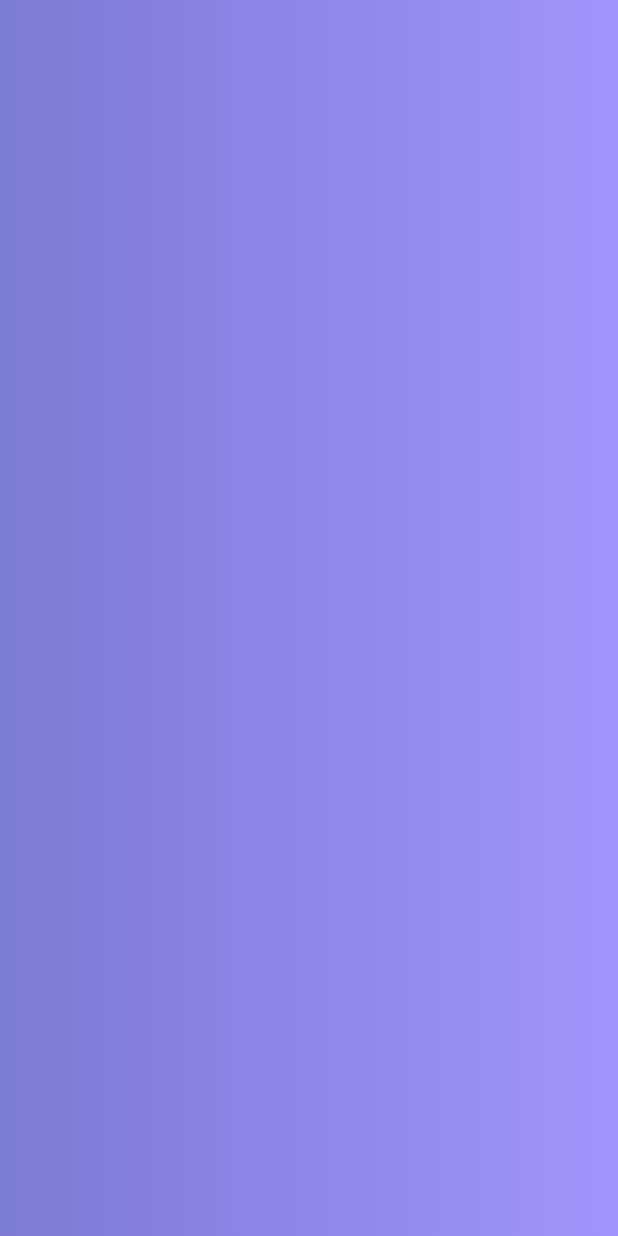
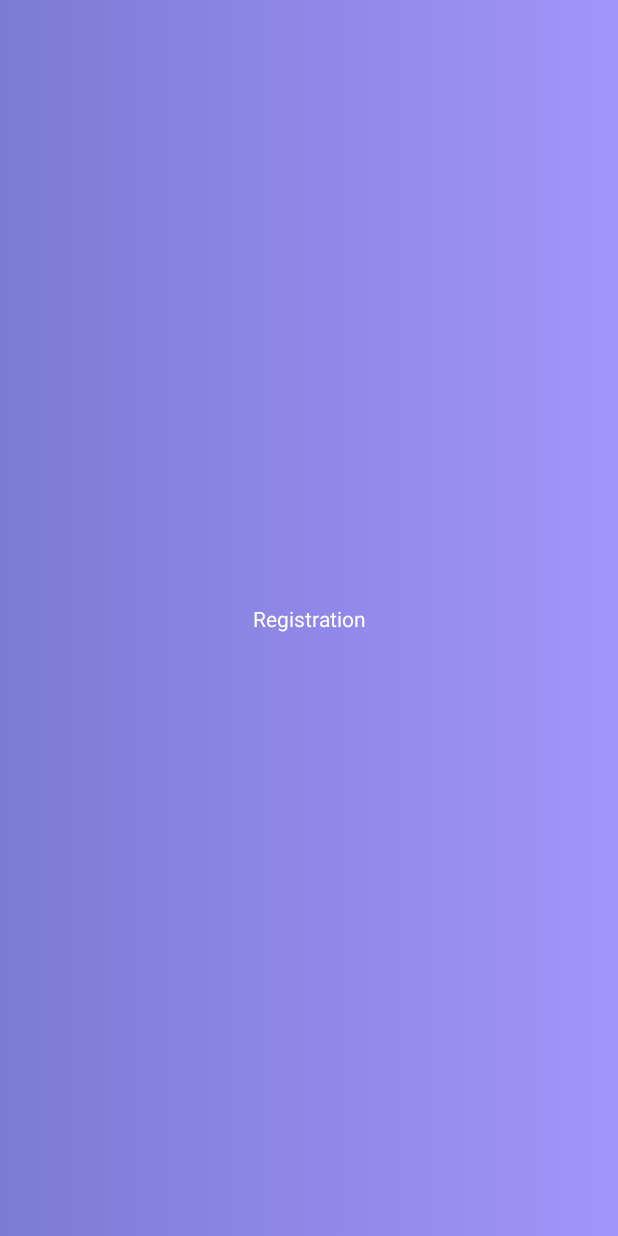
Before and after one commit to alexandr7035/AffinidiID, an Android app: the screen it shows after launch (MainActivity), on a phone screen of 412 x 824 dp. Run offline under Robolectric (Android 15) with nearby library versions, the phone set to English and light mode, and no system bars; our stand-ins replace Timber; libraries missing offline, so code that uses them is left out: by.kirich1409.viewbindingdelegate.

Commit message:
Add empty RegistrationFragment.kt

```diff
--- a/app/src/main/AndroidManifest.xml
+++ b/app/src/main/AndroidManifest.xml
@@ -3,6 +3,7 @@
     package="by.alexandr7035.affinidi_id">
 
     <application
+        android:name=".core.App"
         android:icon="@mipmap/ic_launcher"
         android:label="@string/app_name"
         android:roundIcon="@mipmap/ic_launcher_round"
--- a/app/src/main/java/by/alexandr7035/affinidi_id/MainActivity.kt
+++ b/app/src/main/java/by/alexandr7035/affinidi_id/MainActivity.kt
@@ -1,19 +1,42 @@
 package by.alexandr7035.affinidi_id
 
 import android.graphics.Color
-import androidx.appcompat.app.AppCompatActivity
 import android.os.Bundle
 import android.view.WindowManager
+import androidx.appcompat.app.AppCompatActivity
 import androidx.core.content.ContextCompat
+import androidx.core.view.isGone
+import androidx.navigation.NavController
+import androidx.navigation.fragment.NavHostFragment
+import by.alexandr7035.affinidi_id.databinding.ActivityMainBinding
 
 class MainActivity : AppCompatActivity() {
+
+    private val navController: NavController by lazy(LazyThreadSafetyMode.NONE) {
+        val navHostFragment = supportFragmentManager.findFragmentById(R.id.nav_host_fragment) as NavHostFragment
+        navHostFragment.navController
+    }
+
+    private val binding: ActivityMainBinding by lazy(LazyThreadSafetyMode.NONE) {
+        ActivityMainBinding.inflate(layoutInflater)
+    }
+
     override fun onCreate(savedInstanceState: Bundle?) {
         super.onCreate(savedInstanceState)
-        setContentView(R.layout.activity_main)
+        setContentView(binding.root)
 
         window.addFlags(WindowManager.LayoutParams.FLAG_DRAWS_SYSTEM_BAR_BACKGROUNDS)
         window.navigationBarColor = Color.TRANSPARENT
         window.statusBarColor = Color.TRANSPARENT
         window.setBackgroundDrawable(ContextCompat.getDrawable(this, R.drawable.background_window))
+
+        // TODO populate with fragments
+        val bottomNavigationDestinations = emptyList<Int>()
+
+        // Hide bottom navigation for non-primary fragments
+        navController.addOnDestinationChangedListener { _, destination, _ ->
+            binding.bottomNavigationView.isGone = ! bottomNavigationDestinations.contains(destination.id)
+        }
+
     }
 }
--- /dev/null
+++ b/app/src/main/java/by/alexandr7035/affinidi_id/core/App.kt
@@ -0,0 +1,16 @@
+package by.alexandr7035.affinidi_id.core
+
+import android.app.Application
+import by.alexandr7035.affinidi_id.BuildConfig
+import timber.log.Timber
+
+class App: Application() {
+    override fun onCreate() {
+        super.onCreate()
+
+        // Setup timber
+        if (BuildConfig.DEBUG) {
+            Timber.plant(Timber.DebugTree())
+        }
+    }
+}
--- /dev/null
+++ b/app/src/main/java/by/alexandr7035/affinidi_id/presentation/registration/RegistrationFragment.kt
@@ -0,0 +1,24 @@
+package by.alexandr7035.affinidi_id.presentation.registration
+
+import android.os.Bundle
+import androidx.fragment.app.Fragment
+import android.view.LayoutInflater
+import android.view.View
+import android.view.ViewGroup
+import by.alexandr7035.affinidi_id.R
+import by.alexandr7035.affinidi_id.databinding.FragmentRegistrationBinding
+import by.kirich1409.viewbindingdelegate.viewBinding
+
+class RegistrationFragment : Fragment() {
+
+    private val binding by viewBinding(FragmentRegistrationBinding::bind)
+
+    override fun onCreateView(inflater: LayoutInflater, container: ViewGroup?, savedInstanceState: Bundle?): View? {
+        // Inflate the layout for this fragment
+        return inflater.inflate(R.layout.fragment_registration, container, false)
+    }
+
+    override fun onViewCreated(view: View, savedInstanceState: Bundle?) {
+        super.onViewCreated(view, savedInstanceState)
+    }
+}
--- a/app/src/main/res/layout/activity_main.xml
+++ b/app/src/main/res/layout/activity_main.xml
@@ -1,7 +1,32 @@
-<?xml version="1.0" encoding="utf-8"?>
-<androidx.constraintlayout.widget.ConstraintLayout xmlns:android="http://schemas.android.com/apk/res/android"
-    xmlns:app="http://schemas.android.com/apk/res-auto"
-    xmlns:tools="http://schemas.android.com/tools"
-    android:layout_width="match_parent"
+<androidx.constraintlayout.widget.ConstraintLayout android:layout_width="match_parent"
     android:layout_height="match_parent"
-    tools:context=".MainActivity"/>
+    xmlns:android="http://schemas.android.com/apk/res/android"
+    xmlns:app="http://schemas.android.com/apk/res-auto">
+
+    <ScrollView
+        android:layout_width="0dp"
+        android:layout_height="0dp"
+        android:fillViewport="true"
+        app:layout_constraintBottom_toTopOf="@+id/bottomNavigationView"
+        app:layout_constraintEnd_toEndOf="parent"
+        app:layout_constraintStart_toStartOf="parent"
+        app:layout_constraintTop_toTopOf="parent">
+
+        <androidx.fragment.app.FragmentContainerView
+            android:id="@+id/nav_host_fragment"
+            android:name="androidx.navigation.fragment.NavHostFragment"
+            android:layout_width="match_parent"
+            android:layout_height="wrap_content"
+            app:defaultNavHost="true"
+            app:navGraph="@navigation/nav_graph" />
+    </ScrollView>
+
+    <com.google.android.material.bottomnavigation.BottomNavigationView
+        android:id="@+id/bottomNavigationView"
+        android:layout_width="0dp"
+        android:layout_height="wrap_content"
+        app:layout_constraintBottom_toBottomOf="parent"
+        app:layout_constraintEnd_toEndOf="parent"
+        app:layout_constraintStart_toStartOf="parent"/>
+
+</androidx.constraintlayout.widget.ConstraintLayout>
--- /dev/null
+++ b/app/src/main/res/layout/fragment_registration.xml
@@ -0,0 +1,19 @@
+<?xml version="1.0" encoding="utf-8"?>
+<androidx.constraintlayout.widget.ConstraintLayout xmlns:android="http://schemas.android.com/apk/res/android"
+    xmlns:app="http://schemas.android.com/apk/res-auto"
+    xmlns:tools="http://schemas.android.com/tools"
+    android:layout_width="match_parent"
+    android:layout_height="match_parent"
+    tools:context=".presentation.registration.RegistrationFragment">
+
+    <TextView
+        android:layout_width="wrap_content"
+        android:layout_height="wrap_content"
+        android:text="Registration"
+        android:textColor="@color/white"
+        app:layout_constraintBottom_toBottomOf="parent"
+        app:layout_constraintEnd_toEndOf="parent"
+        app:layout_constraintStart_toStartOf="parent"
+        app:layout_constraintTop_toTopOf="parent" />
+
+</androidx.constraintlayout.widget.ConstraintLayout>
--- /dev/null
+++ b/app/src/main/res/navigation/nav_graph.xml
@@ -0,0 +1,13 @@
+<?xml version="1.0" encoding="utf-8"?>
+<navigation xmlns:android="http://schemas.android.com/apk/res/android"
+    xmlns:app="http://schemas.android.com/apk/res-auto"
+    xmlns:tools="http://schemas.android.com/tools"
+    android:id="@+id/nav_graph.xml"
+    app:startDestination="@id/registrationFragment">
+
+    <fragment
+        android:id="@+id/registrationFragment"
+        android:name="by.alexandr7035.affinidi_id.presentation.registration.RegistrationFragment"
+        android:label="fragment_registration"
+        tools:layout="@layout/fragment_registration" />
+</navigation>
```
